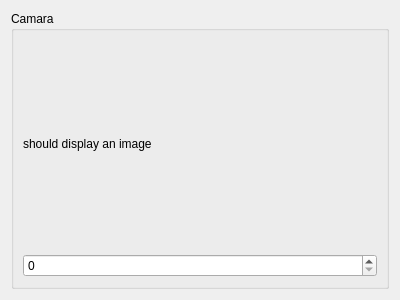
First picture: the form in components/CameraPlatina/conf.ui, repository FranciscoGauna/Microscopy-Program, before the edit.
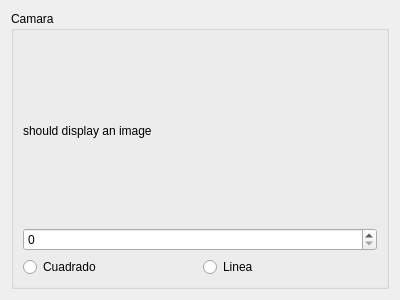
Second picture: the form after the edit.

Commit message: Added square and line configuration to the control

What changed in the file:
```diff
--- a/components/CameraPlatina/conf.ui
+++ b/components/CameraPlatina/conf.ui
@@ -30,6 +30,24 @@
       <item>
        <widget class="QSpinBox" name="exposure_sb"/>
       </item>
+      <item>
+       <layout class="QHBoxLayout" name="tipe_layout">
+        <item>
+         <widget class="QRadioButton" name="square_rb">
+          <property name="text">
+           <string>Cuadrado</string>
+          </property>
+         </widget>
+        </item>
+        <item>
+         <widget class="QRadioButton" name="line_rb">
+          <property name="text">
+           <string>Linea</string>
+          </property>
+         </widget>
+        </item>
+       </layout>
+      </item>
      </layout>
     </widget>
    </item>
```
The commit also changes 11 other files.
